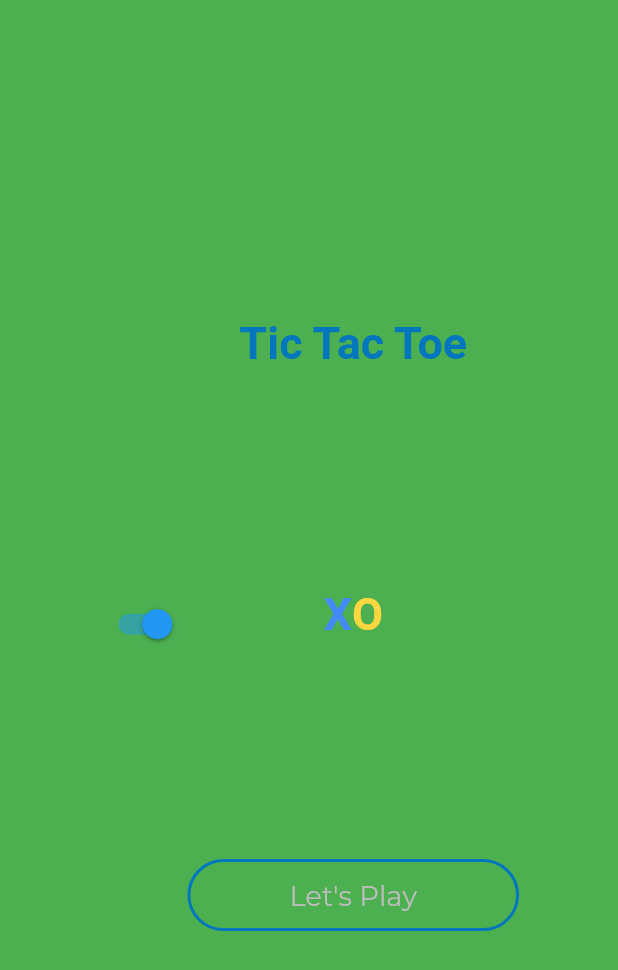
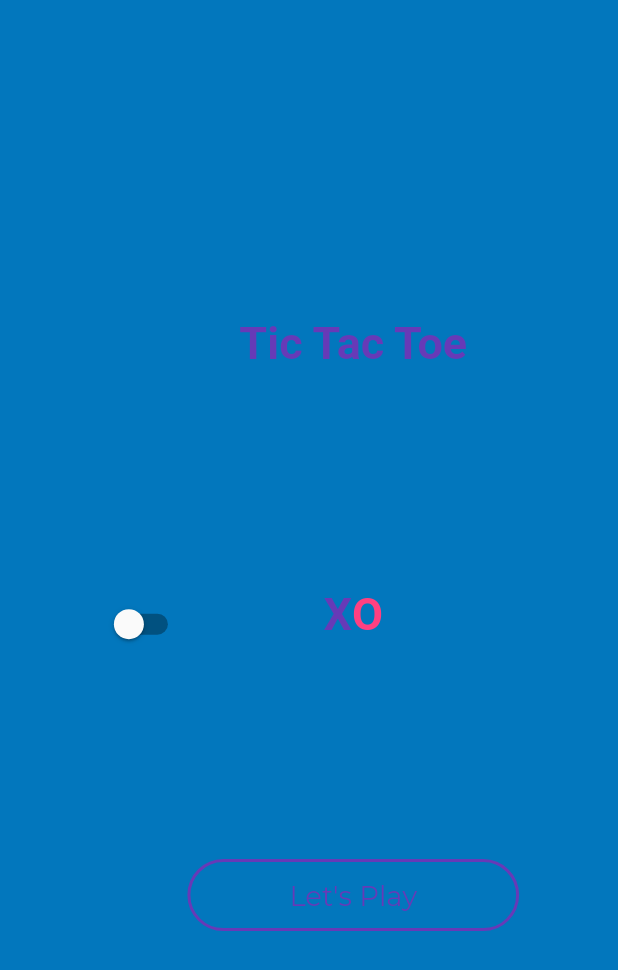
Before and after one commit to shivkanyawaman4/Tic-Tac-Toe, a Flutter app: the screen it shows after launch, on a phone screen of 412 x 824 dp. Shown: the top 970 px of the screen. Run offline on Flutter 3.47's test engine with Material 2 defaults, Android fonts, the phone set to English and light mode, and no system bars.

Commit message:
:blossom:

```diff
--- a/lib/main.dart
+++ b/lib/main.dart
@@ -19,6 +19,10 @@ void main() {
   );
 }
 
+final darkNotifier = ValueNotifier<bool>(
+    SchedulerBinding.instance?.window.platformBrightness == Brightness.dark);
+final GlobalKey<NavigatorState> navigatorKey = GlobalKey<NavigatorState>();
+
 class MyApp extends StatefulWidget {
   @override
   State<MyApp> createState() => _MyAppState();
@@ -33,22 +37,37 @@ class _MyAppState extends State<MyApp> {
   //   primaryColor: Colors.blueGrey,
   //   scaffoldBackgroundColor: Colors.grey[850],
   // );
-  final bool _isDark = false;
+
   @override
   Widget build(BuildContext context) {
     service.SystemChrome.setPreferredOrientations([
       service.DeviceOrientation.portraitUp,
       service.DeviceOrientation.portraitDown,
     ]);
+    return ValueListenableBuilder(
+      valueListenable: darkNotifier,
+      builder: (BuildContext context, bool isDark, Widget child) {
         return MaterialApp(
-        darkTheme: ThemeData(scaffoldBackgroundColor: Colors.grey[850]),
-        theme: ThemeData(scaffoldBackgroundColor: Colors.green),
-        themeMode: _isDark ? ThemeMode.dark : ThemeMode.light,
+            theme: ThemeData(
+               brightness: Brightness.light,
+              canvasColor: Colors.white,
+              primaryColor: Colors.grey[850],
+              scaffoldBackgroundColor: isDark ? Colors.black : Colors.lightBlue[800]
+            ),
+            darkTheme: ThemeData(
+              brightness: Brightness.dark,
+              canvasColor: Colors.grey[850],
+              primaryColor: Colors.grey[850],
+              scaffoldBackgroundColor: isDark ? Colors.grey[850] : Colors.lightBlue[800],
+            ),
+            themeMode: isDark ? ThemeMode.dark : ThemeMode.light,
             debugShowCheckedModeBanner: false,
             initialRoute: '/',
             routes: {
               '/': (context) => Home(),
               '/game': (context) => Game(),
             });
+      },
+    );
   }
 }
--- a/lib/views/game.dart
+++ b/lib/views/game.dart
@@ -1,6 +1,7 @@
 import 'package:flutter/cupertino.dart';
 import 'package:flutter/material.dart';
 import 'package:provider/src/provider.dart';
+import 'package:tictactoe/main.dart';
 import 'package:tictactoe/providers/game_provider.dart';
 import 'package:tictactoe/widgets/field.dart';
 import 'package:tictactoe/widgets/widgets.dart';
@@ -9,12 +10,13 @@ class Game extends StatelessWidget {
   @override
   Widget build(BuildContext context) {
     final Size size = MediaQuery.of(context).size;
+    var isDark = darkNotifier.value;
 
     final GameProvider state = context.watch<GameProvider>();
     final double boardSize = size.width * 0.75;
 
     final style = TextStyle(
-        color: Colors.grey[500],
+        color: isDark?Colors.grey[500]: Colors.black,
         fontSize: state.getAdaptiveTextSize(context, 20));
     final TextStyle playerName = TextStyle(
       fontSize: state.getAdaptiveTextSize(context, 16),
--- a/lib/views/home.dart
+++ b/lib/views/home.dart
@@ -1,5 +1,6 @@
 import 'package:flutter/material.dart';
 import 'package:provider/src/provider.dart';
+import 'package:tictactoe/main.dart';
 import 'package:tictactoe/providers/game_provider.dart';
 import 'package:tictactoe/widgets/widgets.dart';
 
@@ -9,14 +10,17 @@ class Home extends StatefulWidget {
 }
 
 class _HomeState extends State<Home> {
-  bool _isDark = true;
+  // bool _isDark = false;
 
   @override
   Widget build(BuildContext context) {
+    var isDark = darkNotifier.value;
+
     final Size size = MediaQuery.of(context).size;
     final GameProvider state = context.watch<GameProvider>();
 
     return Scaffold(
+      // backgroundColor: Colors.grey[850],
       body: SafeArea(
         child: Container(
           padding: EdgeInsets.only(
@@ -24,23 +28,36 @@ class _HomeState extends State<Home> {
           child: Row(
             mainAxisAlignment: MainAxisAlignment.center,
             children: [
-              Switch(value: _isDark,
-                  onChanged: (v) {
-                    setState(() {
-                      _isDark = !_isDark;
-                    });
-                  },),
+              Switch(
+                value: isDark,
+                onChanged: (v) {
+                  setState(() {
+                    isDark = !isDark;
+                    darkNotifier.value = isDark;
+                  });
+                },
+              ),
               Column(
                 mainAxisAlignment: MainAxisAlignment.spaceEvenly,
                 children: [
-                Widgets.textField(
-                          text: 'Tic Tac Toe', shapeSize: 30, color:  Colors.lightBlue[800]),
+                  Widgets.textField(
+                      text: 'Tic Tac Toe',
+                      shapeSize: 30,
+                      color:
+                          isDark ? Colors.lightBlue[800] : Colors.deepPurple),
                   Row(
                     children: [
                       Widgets.textField(
-                          text: 'X', shapeSize: 30, color: Colors.blueAccent),
+                          text: 'X',
+                          shapeSize: 30,
+                          color: isDark
+                              ? Colors.lightBlue[800]
+                              : Colors.deepPurple),
                       Widgets.textField(
-                          text: 'O', shapeSize: 30, color: Colors.amberAccent)
+                          text: 'O',
+                          shapeSize: 30,
+                          color:
+                              isDark ? Colors.amberAccent : Colors.pinkAccent)
                     ],
                   ),
                   TextButton(
@@ -48,7 +65,8 @@ class _HomeState extends State<Home> {
                     style: TextButton.styleFrom(
                         shape: RoundedRectangleBorder(
                       side: BorderSide(
-                        color: Colors.lightBlue[800],
+                        color:
+                            isDark ? Colors.lightBlue[800] : Colors.deepPurple,
                         width: 2,
                       ),
                       borderRadius: BorderRadius.circular(100.0),
@@ -59,7 +77,9 @@ class _HomeState extends State<Home> {
                       child: Text(
                         "Let's Play",
                         style: TextStyle(
-                          color: Colors.grey[400],
+                          color: isDark
+                              ? Colors.lightBlue[800]
+                              : Colors.deepPurple,
                           fontFamily: 'Montserrat',
                           fontSize: state.getAdaptiveTextSize(context, 16),
                           fontWeight: FontWeight.w400,
```
Also changed, not shown: 2 other files. Lines whose indentation alone changed are shown as unchanged.
